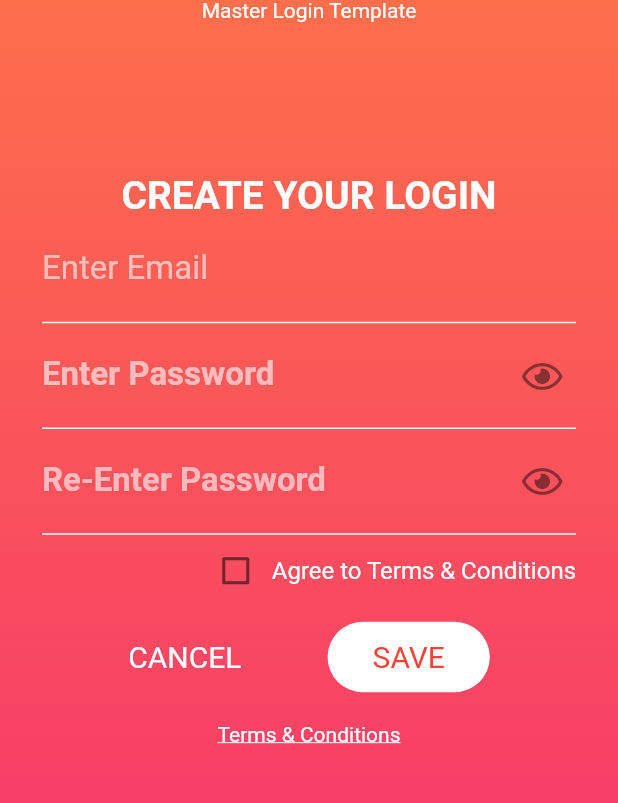
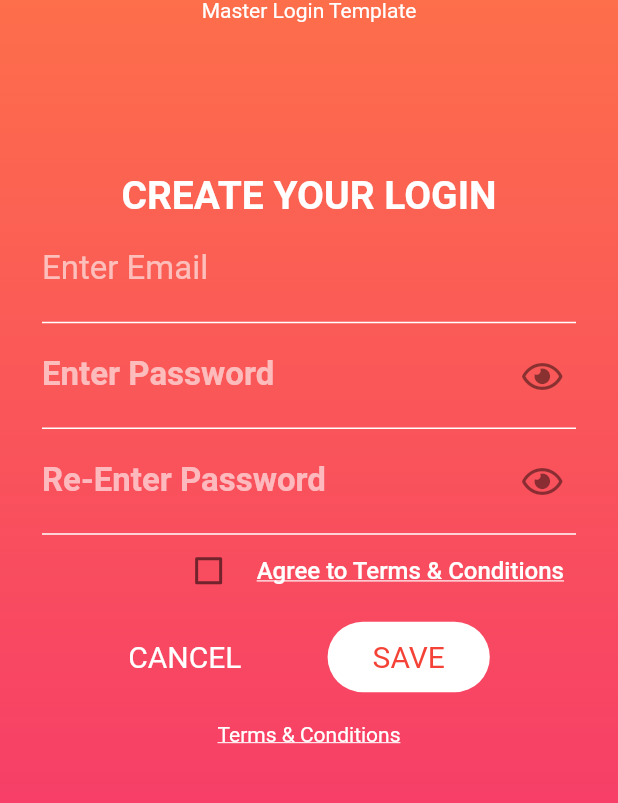
Before and after one commit to Gattsama/AuthENTICATION, a Flutter app: the screen it shows after launch, after a tap on "Sign Up", on a phone screen of 412 x 824 dp, the part 219-1022 px from its top. Run offline on Flutter 3.47's test engine with Material 2 defaults, Android fonts, the phone set to English and light mode, and no system bars; our stand-ins replace firebase_auth, firebase_core, font_awesome_flutter, google_sign_in; accounts and stored records are empty.

```diff
--- a/lib/create_login.dart
+++ b/lib/create_login.dart
@@ -148,9 +148,23 @@ class _CreateLogin extends State<CreateLogin> {
                           _termsAgreed = newValue;
                         });
                       }),
-                  Text(
-                    'Agree to Terms & Conditions',
-                    style: TextStyle(color: Colors.white, fontSize: 16),
+                  TextButton(
+                    onPressed: () {
+                      Navigator.push(context,
+                          MaterialPageRoute(builder: (context) {
+                        return TextButton(
+                            onPressed: () => Navigator.pop(context),
+                            child: Text(
+                                'These are crazy terms & conditions\nGo Back to previous screen'));
+                      }));
+                    },
+                    child: Text(
+                      'Agree to Terms & Conditions',
+                      style: TextStyle(
+                          color: Colors.white,
+                          fontSize: 16,
+                          decoration: TextDecoration.underline),
+                    ),
                   ),
                 ],
               ),
@@ -206,7 +220,9 @@ class _CreateLogin extends State<CreateLogin> {
                                     return MenuFrame();
                                   }));
                                 },
-                                child: Text('New User Created\nSign Out'),
+                                child: Text(
+                                  'New User Created\nSign Out & Start Over',
+                                ),
                               ),
                               color: Colors.purple,
                             );
--- a/lib/home_signin_widget.dart
+++ b/lib/home_signin_widget.dart
@@ -58,6 +58,7 @@ class HomeSignInWidget extends StatelessWidget {
               Text(
                 ' | Sign in with Facebook',
                 style: TextStyle(
+                  decoration: TextDecoration.lineThrough,
                   fontSize: 20.0,
                   fontWeight: FontWeight.bold,
                   color: Colors.red,
@@ -82,6 +83,7 @@ class HomeSignInWidget extends StatelessWidget {
               Text(
                 ' | Sign in with Twitter',
                 style: TextStyle(
+                  decoration: TextDecoration.lineThrough,
                   fontSize: 20.0,
                   fontWeight: FontWeight.bold,
                   color: Colors.red,
--- a/pubspec.yaml
+++ b/pubspec.yaml
@@ -28,6 +28,7 @@ dependencies:
   firebase_auth: ^1.0.1
   cloud_firestore: ^1.0.1
   google_sign_in: ^5.0.0
+  local_auth: ^1.1.0
 #  flutter_facebook_auth: ^3.0.0+1
 #  flutter_twitter_login: ^1.1.0
 
```
Also changed, not shown: lib/auth.dart (+13 -2 lines), pubspec.lock.
